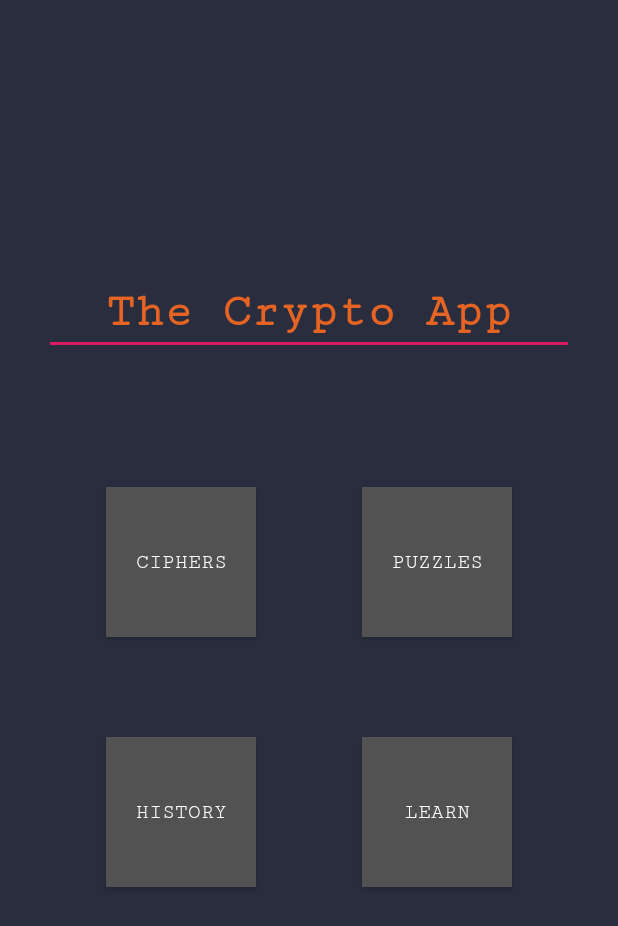
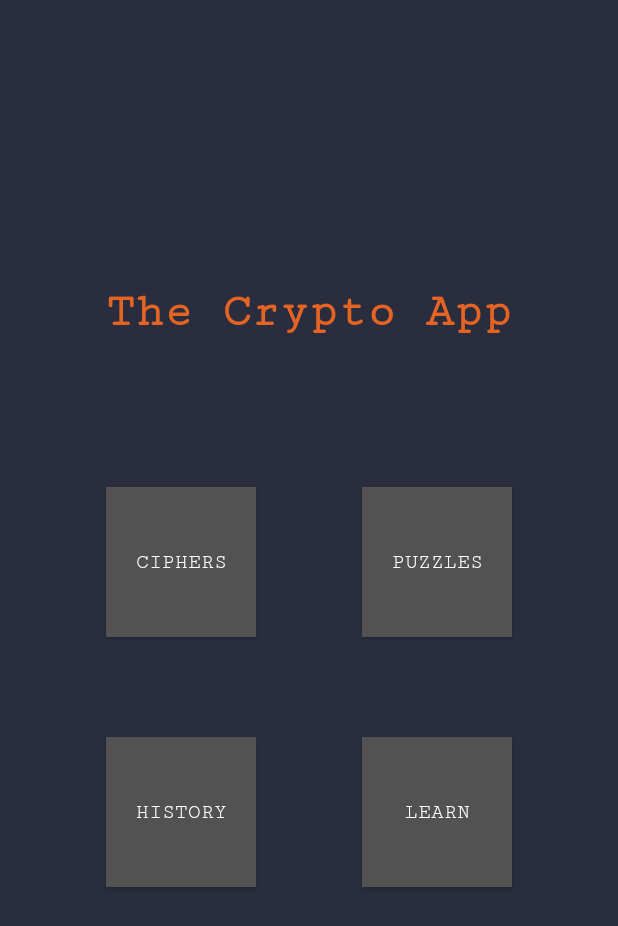
Before and after one commit to kjlough/crypt, an Android app: the screen it shows after launch (StartActivity), on a phone screen of 412 x 824 dp. Shown: the top 926 px of the screen. Run offline under Robolectric (Android 15) with nearby library versions, the phone set to English and light mode, and no system bars.

Commit message:
Add new drawable resources and colors. Also reoganized the start activity a little.

```diff
--- a/android/app/src/main/res/layout/activity_start.xml
+++ b/android/app/src/main/res/layout/activity_start.xml
@@ -17,14 +17,14 @@
 
         <EditText
             android:id="@+id/start_activity_title"
-            style="@android:style/Widget.EditText"
             android:layout_width="wrap_content"
             android:layout_height="wrap_content"
+            android:background="@android:color/transparent"
             android:clickable="true"
+            android:elevation="2dp"
             android:ems="10"
             android:fontFamily="serif-monospace"
             android:inputType="none"
-            android:singleLine="true"
             android:text="@string/start_activity_title"
             android:textAlignment="center"
             android:textColor="@color/popOfOrange"
@@ -47,7 +47,7 @@
         app:layout_constraintTop_toBottomOf="@+id/constraintLayout">
 
         <Button
-            android:id="@+id/button"
+            android:id="@+id/cipher_button"
             android:layout_width="100dp"
             android:layout_height="100dp"
             android:background="@color/grey"
@@ -55,14 +55,14 @@
             android:text="Ciphers"
             android:textAllCaps="true"
             android:textColor="@color/white"
-            app:layout_constraintBottom_toTopOf="@+id/button3"
-            app:layout_constraintEnd_toStartOf="@+id/button2"
+            app:layout_constraintBottom_toTopOf="@+id/hist_button"
+            app:layout_constraintEnd_toStartOf="@+id/puzz_button"
             app:layout_constraintHorizontal_bias="0.5"
             app:layout_constraintStart_toStartOf="parent"
             app:layout_constraintTop_toTopOf="parent" />
 
         <Button
-            android:id="@+id/button2"
+            android:id="@+id/puzz_button"
             android:layout_width="100dp"
             android:layout_height="100dp"
             android:background="@color/grey"
@@ -70,14 +70,14 @@
             android:text="Puzzles"
             android:textAllCaps="true"
             android:textColor="@color/white"
-            app:layout_constraintBottom_toTopOf="@+id/button4"
+            app:layout_constraintBottom_toTopOf="@+id/learn_button"
             app:layout_constraintEnd_toEndOf="parent"
             app:layout_constraintHorizontal_bias="0.5"
-            app:layout_constraintStart_toEndOf="@+id/button"
+            app:layout_constraintStart_toEndOf="@+id/cipher_button"
             app:layout_constraintTop_toTopOf="parent" />
 
         <Button
-            android:id="@+id/button3"
+            android:id="@+id/hist_button"
             android:layout_width="100dp"
             android:layout_height="100dp"
             android:background="@color/grey"
@@ -86,13 +86,13 @@
             android:textAllCaps="true"
             android:textColor="@color/white"
             app:layout_constraintBottom_toBottomOf="parent"
-            app:layout_constraintEnd_toStartOf="@+id/button4"
+            app:layout_constraintEnd_toStartOf="@+id/learn_button"
             app:layout_constraintHorizontal_bias="0.5"
             app:layout_constraintStart_toStartOf="parent"
-            app:layout_constraintTop_toBottomOf="@+id/button" />
+            app:layout_constraintTop_toBottomOf="@+id/cipher_button" />
 
         <Button
-            android:id="@+id/button4"
+            android:id="@+id/learn_button"
             android:layout_width="100dp"
             android:layout_height="100dp"
             android:background="@color/grey"
@@ -103,8 +103,8 @@
             app:layout_constraintBottom_toBottomOf="parent"
             app:layout_constraintEnd_toEndOf="parent"
             app:layout_constraintHorizontal_bias="0.5"
-            app:layout_constraintStart_toEndOf="@+id/button3"
-            app:layout_constraintTop_toBottomOf="@+id/button2" />
+            app:layout_constraintStart_toEndOf="@+id/hist_button"
+            app:layout_constraintTop_toBottomOf="@+id/puzz_button" />
     </android.support.constraint.ConstraintLayout>
 
 </android.support.constraint.ConstraintLayout>
--- a/android/app/src/main/res/values/colors.xml
+++ b/android/app/src/main/res/values/colors.xml
@@ -10,4 +10,6 @@
     <color name="popOfGreen">#5FBB97</color>
     <color name="popOfOrange">#e56424</color>
     <color name="invertPopOfGreen">#a04468</color>
+
+    <color name="lightText">#e8e8e8</color>
 </resources>
```
Also changed, not shown: android/app/src/main/res/drawable/rectangle_green.xml (added, +12 -0 lines), android/app/src/main/res/drawable/rectangle_orange.xml (added, +12 -0 lines).
